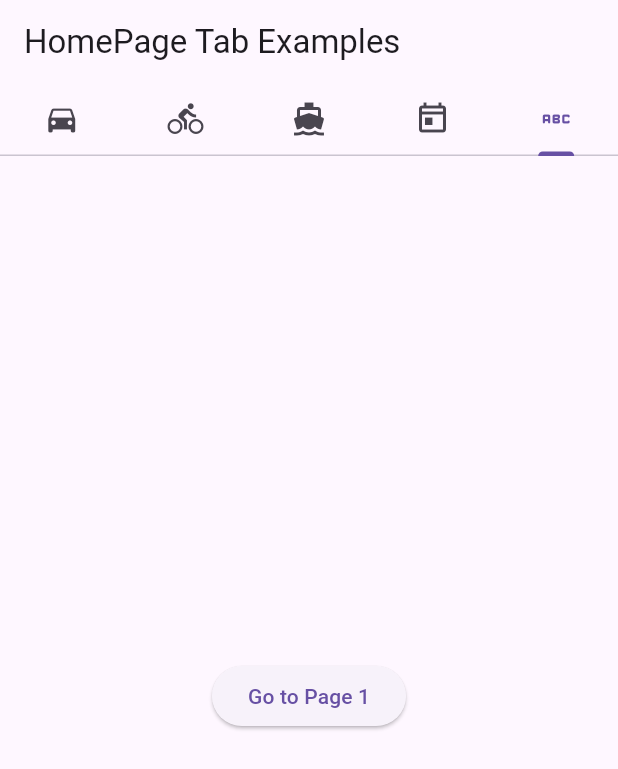
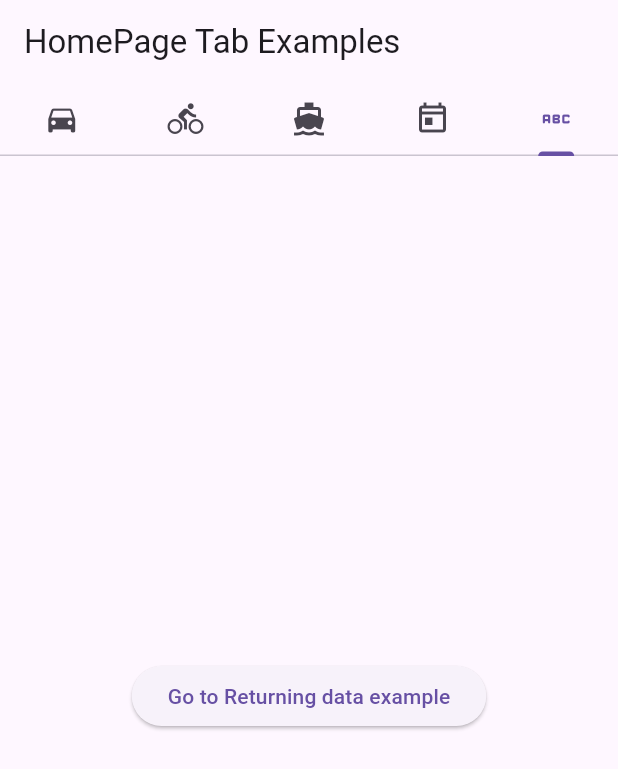
Before and after one commit to Ashiyooo/Navigation-and-Routing-Example, a Flutter app: the screen it shows after launch, tab 5 chosen, on a phone screen of 412 x 824 dp. Shown: the top 769 px of the screen. Run offline on Flutter 3.47's test engine with Material 3 defaults, Android fonts, the phone set to English and light mode, and no system bars.

Commit message:
Changed the text for the elevated button

```diff
--- a/lib/homepage.dart
+++ b/lib/homepage.dart
@@ -35,7 +35,7 @@ class HomePage extends StatelessWidget {
             TodosScreen(todos: List.generate(20, (i) => Todo('Todo $i', 'A description of what needs to be done for Todo $i',))),
             Center(
               child: ElevatedButton(
-                child: const Text('Go to Page 1'),
+                child: const Text('Go to Returning data example'),
                 onPressed: () => Navigator.pushNamed(context, '/page2')
               )
             ),
```
